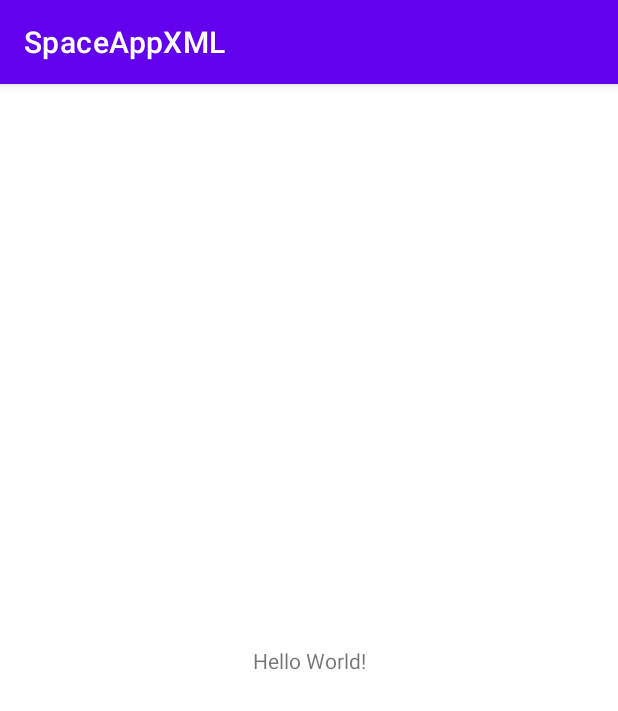
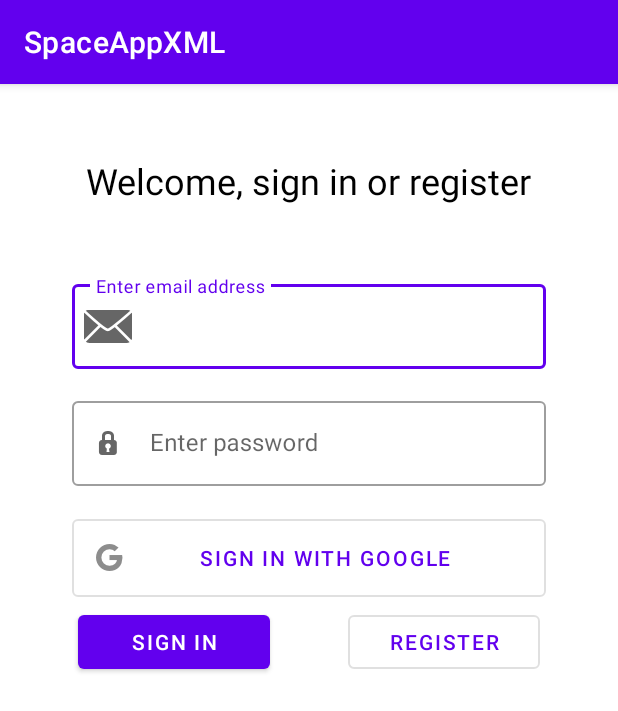
Before and after one commit to zmesinger/zavrsni-rad, an Android app: the screen it shows after launch (MainActivity), on a phone screen of 412 x 824 dp. Shown: the top 711 px of the screen. Run offline under Robolectric (Android 15) with nearby library versions, the phone set to English and light mode, and no system bars.

Commit message:
Add sign in layout

```diff
--- a/app/src/main/res/layout/activity_main.xml
+++ b/app/src/main/res/layout/activity_main.xml
@@ -4,15 +4,98 @@
     xmlns:tools="http://schemas.android.com/tools"
     android:layout_width="match_parent"
     android:layout_height="match_parent"
-    tools:context=".view.ui.MainActivity">
+    tools:context=".view.ui.MainActivity"
+    >
+
+
+    <com.google.android.material.textfield.TextInputLayout
+        style="@style/Widget.MaterialComponents.TextInputLayout.OutlinedBox"
+        android:id="@+id/signInEmailLayout"
+        android:layout_width="match_parent"
+        android:layout_height="wrap_content"
+        android:layout_marginTop="128dp"
+        android:layout_marginStart="48dp"
+        android:layout_marginEnd="48dp"
+
+        app:startIconDrawable="@android:drawable/ic_dialog_email"
+        app:layout_constraintTop_toTopOf="parent"
+        android:hint="@string/enter_email_address"
+        app:layout_constraintEnd_toEndOf="parent"
+        app:layout_constraintStart_toStartOf="parent"
+        tools:layout_editor_absoluteY="208dp">
+
+        <com.google.android.material.textfield.TextInputEditText
+            android:id="@+id/signInEmailTextField"
+            android:layout_width="match_parent"
+            android:layout_height="wrap_content"
+            android:textColorHint="#757575" />
+    </com.google.android.material.textfield.TextInputLayout>
+
+    <com.google.android.material.textfield.TextInputLayout
+        style="@style/Widget.MaterialComponents.TextInputLayout.OutlinedBox"
+        android:id="@+id/signInPasswordLayout"
+        android:layout_width="match_parent"
+        android:layout_height="wrap_content"
+        android:layout_marginTop="16dp"
+        android:layout_marginStart="48dp"
+        android:layout_marginEnd="48dp"
+        android:hint="@string/enter_password"
+        app:startIconDrawable="@android:drawable/ic_secure"
+        app:layout_constraintEnd_toEndOf="parent"
+        app:layout_constraintStart_toStartOf="parent"
+        app:layout_constraintTop_toBottomOf="@+id/signInEmailLayout">
+
+        <com.google.android.material.textfield.TextInputEditText
+            android:id="@+id/signInPasswordEditText"
+            android:layout_width="match_parent"
+            android:layout_height="wrap_content"
+            android:inputType="textPassword"
+             />
+    </com.google.android.material.textfield.TextInputLayout>
+
+    <Button
+        android:id="@+id/button3"
+        style="?attr/materialButtonOutlinedStyle"
+        android:layout_width="match_parent"
+        android:layout_height="64dp"
+        android:layout_marginStart="48dp"
+        android:layout_marginTop="16dp"
+        android:layout_marginEnd="48dp"
+        android:drawableLeft="@drawable/googleg_disabled_color_18"
+        android:text="Sign in with google"
+        app:layout_constraintEnd_toEndOf="parent"
+        app:layout_constraintStart_toStartOf="parent"
+        app:layout_constraintTop_toBottomOf="@id/signInPasswordLayout" />
 
     <TextView
+        android:id="@+id/welcomeTextView"
         android:layout_width="wrap_content"
         android:layout_height="wrap_content"
-        android:text="Hello World!"
-        app:layout_constraintBottom_toBottomOf="parent"
-        app:layout_constraintLeft_toLeftOf="parent"
-        app:layout_constraintRight_toRightOf="parent"
+        android:text="Welcome, sign in or register"
+        android:textSize="24dp"
+        android:textColor="@color/black"
+
+        app:layout_constraintBottom_toTopOf="@+id/signInEmailLayout"
+        app:layout_constraintEnd_toEndOf="parent"
+        app:layout_constraintStart_toStartOf="parent"
         app:layout_constraintTop_toTopOf="parent" />
 
+    <Button
+        android:id="@+id/signInButton"
+        android:layout_width="128dp"
+        android:layout_height="48dp"
+        android:text="Sign in"
+        app:layout_constraintEnd_toStartOf="@+id/registerButton"
+        app:layout_constraintStart_toStartOf="parent"
+        app:layout_constraintTop_toBottomOf="@+id/button3" />
+
+    <Button
+        style="?attr/materialButtonOutlinedStyle"
+        android:id="@+id/registerButton"
+        android:layout_width="128dp"
+        android:layout_height="48dp"
+        android:layout_marginEnd="52dp"
+        android:text="Register"
+        app:layout_constraintEnd_toEndOf="parent"
+        app:layout_constraintTop_toBottomOf="@+id/button3" />
 </androidx.constraintlayout.widget.ConstraintLayout>
--- a/app/src/main/res/values/strings.xml
+++ b/app/src/main/res/values/strings.xml
@@ -1,3 +1,5 @@
 <resources>
     <string name="app_name">SpaceAppXML</string>
+    <string name="enter_email_address">Enter email address</string>
+    <string name="enter_password">Enter password</string>
 </resources>
```
